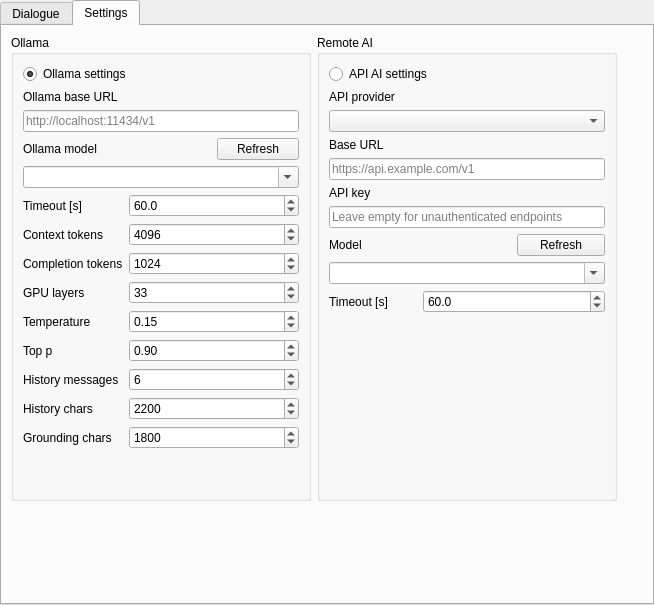
First picture: the form in src/VeraGrid/Gui/AiAgent/ai_chat_gui.ui, repository JordiBejarUPC/veragrid-hvdc-bipolar-pfc, before the edit.
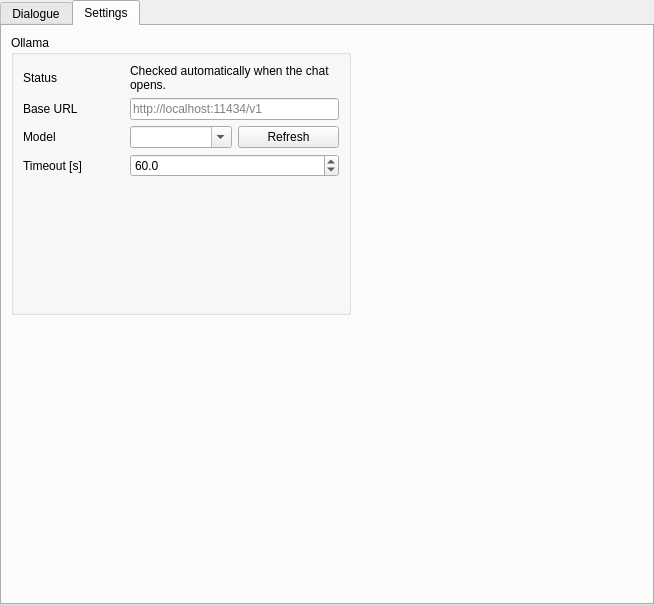
Second picture: the form after the edit. The open tabs and pages were chosen to show the change.

Diff of the .ui file:
```diff
--- a/src/VeraGrid/Gui/AiAgent/ai_chat_gui.ui
+++ b/src/VeraGrid/Gui/AiAgent/ai_chat_gui.ui
@@ -113,12 +113,6 @@
            </property>
            <item>
             <widget class="QPlainTextEdit" name="message_plain_text_edit">
-             <property name="sizePolicy">
-              <sizepolicy hsizetype="Expanding" vsizetype="Expanding">
-               <horstretch>0</horstretch>
-               <verstretch>0</verstretch>
-              </sizepolicy>
-             </property>
              <property name="minimumSize">
               <size>
                <width>0</width>
@@ -207,11 +201,11 @@
        <string>Settings</string>
       </attribute>
       <layout class="QGridLayout" name="gridLayout">
-       <item row="0" column="0" colspan="2">
+       <item row="0" column="0">
         <widget class="QGroupBox" name="groupBox">
          <property name="minimumSize">
           <size>
-           <width>300</width>
+           <width>340</width>
            <height>0</height>
           </size>
          </property>
@@ -219,301 +213,89 @@
           <string>Ollama</string>
          </property>
          <layout class="QGridLayout" name="gridLayout_2">
-          <item row="6" column="0" colspan="3">
-           <widget class="QComboBox" name="local_model_combo_box">
-            <property name="editable">
+          <item row="0" column="0">
+           <widget class="QLabel" name="ollama_status_label">
+            <property name="text">
+             <string>Status</string>
+            </property>
+           </widget>
+          </item>
+          <item row="0" column="1" colspan="2">
+           <widget class="QLabel" name="ollama_status_value_label">
+            <property name="text">
+             <string>Checked automatically when the chat opens.</string>
+            </property>
+            <property name="wordWrap">
              <bool>true</bool>
             </property>
-            <property name="insertPolicy">
-             <enum>QComboBox::InsertPolicy::NoInsert</enum>
-            </property>
            </widget>
           </item>
-          <item row="16" column="1">
-           <spacer name="verticalSpacer">
-            <property name="orientation">
-             <enum>Qt::Orientation::Vertical</enum>
+          <item row="1" column="0">
+           <widget class="QLabel" name="local_model_path_label">
+            <property name="text">
+             <string>Base URL</string>
             </property>
-            <property name="sizeHint" stdset="0">
-             <size>
-              <width>20</width>
-              <height>40</height>
-             </size>
-            </property>
-           </spacer>
+           </widget>
           </item>
-          <item row="4" column="0" colspan="3">
+          <item row="1" column="1" colspan="2">
            <widget class="QLineEdit" name="local_model_path_line_edit">
             <property name="placeholderText">
              <string>http://localhost:11434/v1</string>
             </property>
            </widget>
           </item>
-          <item row="7" column="1" colspan="2">
-           <widget class="QDoubleSpinBox" name="local_timeout_double_spin_box">
-            <property name="decimals">
-             <number>1</number>
-            </property>
-            <property name="minimum">
-             <double>1.000000000000000</double>
-            </property>
-            <property name="maximum">
-             <double>600.000000000000000</double>
-            </property>
-            <property name="singleStep">
-             <double>5.000000000000000</double>
-            </property>
-            <property name="value">
-             <double>60.000000000000000</double>
-            </property>
-           </widget>
-          </item>
-          <item row="0" column="0" colspan="2">
-           <widget class="QRadioButton" name="local_ai_radioButton">
-            <property name="text">
-             <string>Ollama settings</string>
-            </property>
-            <property name="checked">
-             <bool>true</bool>
-            </property>
-           </widget>
-          </item>
-          <item row="5" column="2">
-           <widget class="QPushButton" name="local_refresh_models_button">
-            <property name="text">
-             <string>Refresh</string>
-            </property>
-           </widget>
-          </item>
-          <item row="5" column="0" colspan="2">
+          <item row="2" column="0">
            <widget class="QLabel" name="local_model_label">
             <property name="text">
-             <string>Ollama model</string>
+             <string>Model</string>
+            </property>
+           </widget>
+          </item>
+          <item row="2" column="1">
+           <widget class="QComboBox" name="local_model_combo_box">
+            <property name="editable">
+             <bool>true</bool>
+            </property>
+            <property name="insertPolicy">
+             <enum>QComboBox::InsertPolicy::NoInsert</enum>
+            </property>
+           </widget>
+          </item>
+          <item row="2" column="2">
+           <widget class="QPushButton" name="local_refresh_models_button">
+            <property name="text">
+             <string>Refresh</string>
             </property>
            </widget>
           </item>
           <item row="3" column="0">
-           <widget class="QLabel" name="local_model_path_label">
-            <property name="text">
-             <string>Ollama base URL</string>
-            </property>
-           </widget>
-          </item>
-          <item row="7" column="0">
            <widget class="QLabel" name="local_timeout_label">
             <property name="text">
              <string>Timeout [s]</string>
             </property>
            </widget>
           </item>
-          <item row="8" column="0">
-           <widget class="QLabel" name="local_context_tokens_label">
-            <property name="text">
-             <string>Context tokens</string>
-            </property>
-           </widget>
-          </item>
-          <item row="8" column="1" colspan="2">
-           <widget class="QSpinBox" name="local_context_tokens_spin_box">
-            <property name="minimum">
-             <number>512</number>
-            </property>
-            <property name="maximum">
-             <number>32768</number>
-            </property>
-            <property name="singleStep">
-             <number>512</number>
-            </property>
-            <property name="value">
-             <number>4096</number>
-            </property>
-           </widget>
-          </item>
-          <item row="9" column="0">
-           <widget class="QLabel" name="local_completion_tokens_label">
-            <property name="text">
-             <string>Completion tokens</string>
-            </property>
-           </widget>
-          </item>
-          <item row="9" column="1" colspan="2">
-           <widget class="QSpinBox" name="local_completion_tokens_spin_box">
-            <property name="minimum">
-             <number>64</number>
-            </property>
-            <property name="maximum">
-             <number>8192</number>
-            </property>
-            <property name="singleStep">
-             <number>64</number>
-            </property>
-            <property name="value">
-             <number>1024</number>
-            </property>
-           </widget>
-          </item>
-          <item row="10" column="0">
-           <widget class="QLabel" name="local_gpu_layers_label">
-            <property name="text">
-             <string>GPU layers</string>
-            </property>
-           </widget>
-          </item>
-          <item row="10" column="1" colspan="2">
-           <widget class="QSpinBox" name="local_gpu_layers_spin_box">
-            <property name="minimum">
-             <number>-1</number>
-            </property>
-            <property name="maximum">
-             <number>512</number>
-            </property>
-            <property name="value">
-             <number>33</number>
-            </property>
-           </widget>
-          </item>
-          <item row="11" column="0">
-           <widget class="QLabel" name="local_temperature_label">
-            <property name="text">
-             <string>Temperature</string>
-            </property>
-           </widget>
-          </item>
-          <item row="11" column="1" colspan="2">
-           <widget class="QDoubleSpinBox" name="local_temperature_double_spin_box">
+          <item row="3" column="1" colspan="2">
+           <widget class="QDoubleSpinBox" name="local_timeout_double_spin_box">
             <property name="decimals">
-             <number>2</number>
-            </property>
-            <property name="minimum">
-             <double>0.000000000000000</double>
-            </property>
-            <property name="maximum">
-             <double>2.000000000000000</double>
-            </property>
-            <property name="singleStep">
-             <double>0.050000000000000</double>
-            </property>
-            <property name="value">
-             <double>0.150000000000000</double>
-            </property>
-           </widget>
-          </item>
-          <item row="12" column="0">
-           <widget class="QLabel" name="local_top_p_label">
-            <property name="text">
-             <string>Top p</string>
-            </property>
-           </widget>
-          </item>
-          <item row="12" column="1" colspan="2">
-           <widget class="QDoubleSpinBox" name="local_top_p_double_spin_box">
-            <property name="decimals">
-             <number>2</number>
-            </property>
-            <property name="minimum">
-             <double>0.050000000000000</double>
-            </property>
-            <property name="maximum">
-             <double>1.000000000000000</double>
-            </property>
-            <property name="singleStep">
-             <double>0.050000000000000</double>
-            </property>
-            <property name="value">
-             <double>0.900000000000000</double>
-            </property>
-           </widget>
-          </item>
-          <item row="13" column="0">
-           <widget class="QLabel" name="local_history_messages_label">
-            <property name="text">
-             <string>History messages</string>
-            </property>
-           </widget>
-          </item>
-          <item row="13" column="1" colspan="2">
-           <widget class="QSpinBox" name="local_history_messages_spin_box">
-            <property name="minimum">
              <number>1</number>
             </property>
-            <property name="maximum">
-             <number>64</number>
-            </property>
-            <property name="value">
-             <number>6</number>
-            </property>
-           </widget>
-          </item>
-          <item row="14" column="0">
-           <widget class="QLabel" name="local_history_chars_label">
-            <property name="text">
-             <string>History chars</string>
-            </property>
-           </widget>
-          </item>
-          <item row="14" column="1" colspan="2">
-           <widget class="QSpinBox" name="local_history_chars_spin_box">
             <property name="minimum">
-             <number>512</number>
+             <double>1.000000000000000</double>
             </property>
             <property name="maximum">
-             <number>64000</number>
+             <double>600.000000000000000</double>
             </property>
             <property name="singleStep">
-             <number>256</number>
+             <double>5.000000000000000</double>
             </property>
             <property name="value">
-             <number>2200</number>
+             <double>60.000000000000000</double>
             </property>
            </widget>
           </item>
-          <item row="15" column="0">
-           <widget class="QLabel" name="local_grounding_chars_label">
-            <property name="text">
-             <string>Grounding chars</string>
-            </property>
-           </widget>
-          </item>
-          <item row="15" column="1" colspan="2">
-           <widget class="QSpinBox" name="local_grounding_chars_spin_box">
-            <property name="minimum">
-             <number>256</number>
-            </property>
-            <property name="maximum">
-             <number>64000</number>
-            </property>
-            <property name="singleStep">
-             <number>256</number>
-            </property>
-            <property name="value">
-             <number>1800</number>
-            </property>
-           </widget>
-          </item>
-         </layout>
-        </widget>
-       </item>
-       <item row="0" column="2">
-        <widget class="QGroupBox" name="groupBox_2">
-         <property name="minimumSize">
-          <size>
-           <width>300</width>
-           <height>0</height>
-          </size>
-         </property>
-         <property name="title">
-          <string>Remote AI</string>
-         </property>
-         <layout class="QGridLayout" name="gridLayout_3">
-          <item row="6" column="0">
-           <widget class="QLabel" name="api_api_key_label">
-            <property name="text">
-             <string>API key</string>
-            </property>
-           </widget>
-          </item>
-          <item row="12" column="1">
-           <spacer name="verticalSpacer_2">
+          <item row="4" column="1">
+           <spacer name="verticalSpacer">
             <property name="orientation">
              <enum>Qt::Orientation::Vertical</enum>
             </property>
@@ -525,114 +307,10 @@
             </property>
            </spacer>
           </item>
-          <item row="11" column="1" colspan="2">
-           <widget class="QDoubleSpinBox" name="api_timeout_double_spin_box">
-            <property name="decimals">
-             <number>1</number>
-            </property>
-            <property name="minimum">
-             <double>1.000000000000000</double>
-            </property>
-            <property name="maximum">
-             <double>600.000000000000000</double>
-            </property>
-            <property name="singleStep">
-             <double>5.000000000000000</double>
-            </property>
-            <property name="value">
-             <double>60.000000000000000</double>
-            </property>
-           </widget>
-          </item>
-          <item row="5" column="0" colspan="3">
-           <widget class="QLineEdit" name="api_base_url_line_edit">
-            <property name="placeholderText">
-             <string>https://api.example.com/v1</string>
-            </property>
-           </widget>
-          </item>
-          <item row="7" column="0" colspan="3">
-           <widget class="QLineEdit" name="api_api_key_line_edit">
-            <property name="echoMode">
-             <enum>QLineEdit::EchoMode::Password</enum>
-            </property>
-            <property name="placeholderText">
-             <string>Leave empty for unauthenticated endpoints</string>
-            </property>
-           </widget>
-          </item>
-          <item row="11" column="0">
-           <widget class="QLabel" name="api_timeout_label">
-            <property name="text">
-             <string>Timeout [s]</string>
-            </property>
-           </widget>
-          </item>
-          <item row="2" column="0">
-           <widget class="QLabel" name="api_provider_label">
-            <property name="text">
-             <string>API provider</string>
-            </property>
-           </widget>
-          </item>
-          <item row="8" column="0">
-           <widget class="QLabel" name="api_model_label">
-            <property name="text">
-             <string>Model</string>
-            </property>
-           </widget>
-          </item>
-          <item row="9" column="0" colspan="3">
-           <widget class="QComboBox" name="api_model_combo_box">
-            <property name="editable">
-             <bool>true</bool>
-            </property>
-            <property name="insertPolicy">
-             <enum>QComboBox::InsertPolicy::NoInsert</enum>
-            </property>
-           </widget>
-          </item>
-          <item row="0" column="0" colspan="2">
-           <widget class="QRadioButton" name="api_ai_radioButton">
-            <property name="text">
-             <string>API AI settings</string>
-            </property>
-           </widget>
-          </item>
-          <item row="4" column="0">
-           <widget class="QLabel" name="api_base_url_label">
-            <property name="text">
-             <string>Base URL</string>
-            </property>
-           </widget>
-          </item>
-          <item row="3" column="0" colspan="3">
-           <widget class="QComboBox" name="api_provider_combo_box"/>
-          </item>
-          <item row="8" column="2">
-           <widget class="QPushButton" name="api_refresh_models_button">
-            <property name="text">
-             <string>Refresh</string>
-            </property>
-           </widget>
-          </item>
          </layout>
         </widget>
        </item>
-       <item row="2" column="0">
-        <spacer name="controls_spacer">
-         <property name="orientation">
-          <enum>Qt::Orientation::Vertical</enum>
-         </property>
-         <property name="sizeHint" stdset="0">
-          <size>
-           <width>20</width>
-           <height>40</height>
-          </size>
-         </property>
-        </spacer>
-       </item>
-       <item row="0" column="3">
+       <item row="0" column="1">
         <spacer name="horizontalSpacer">
          <property name="orientation">
           <enum>Qt::Orientation::Horizontal</enum>
@@ -645,6 +323,19 @@
          </property>
         </spacer>
        </item>
+       <item row="1" column="0">
+        <spacer name="controls_spacer">
+         <property name="orientation">
+          <enum>Qt::Orientation::Vertical</enum>
+         </property>
+         <property name="sizeHint" stdset="0">
+          <size>
+           <width>20</width>
+           <height>40</height>
+          </size>
+         </property>
+        </spacer>
+       </item>
       </layout>
      </widget>
     </widget>
```
